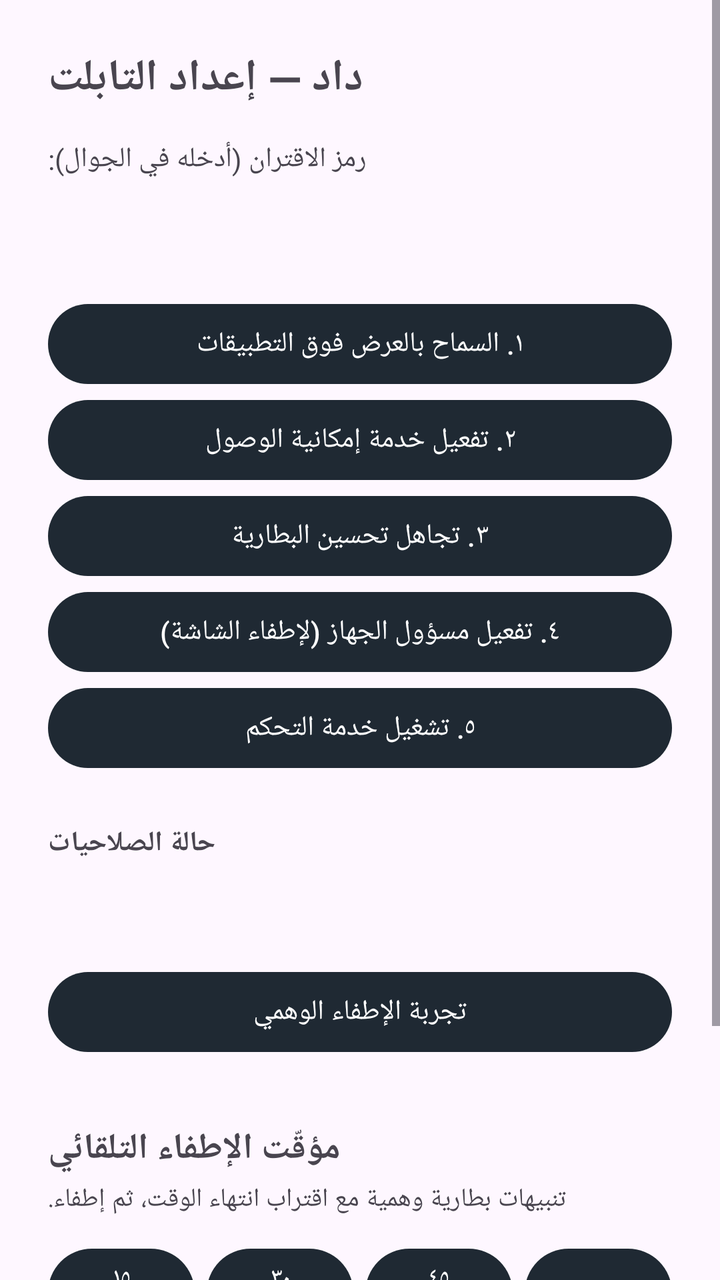
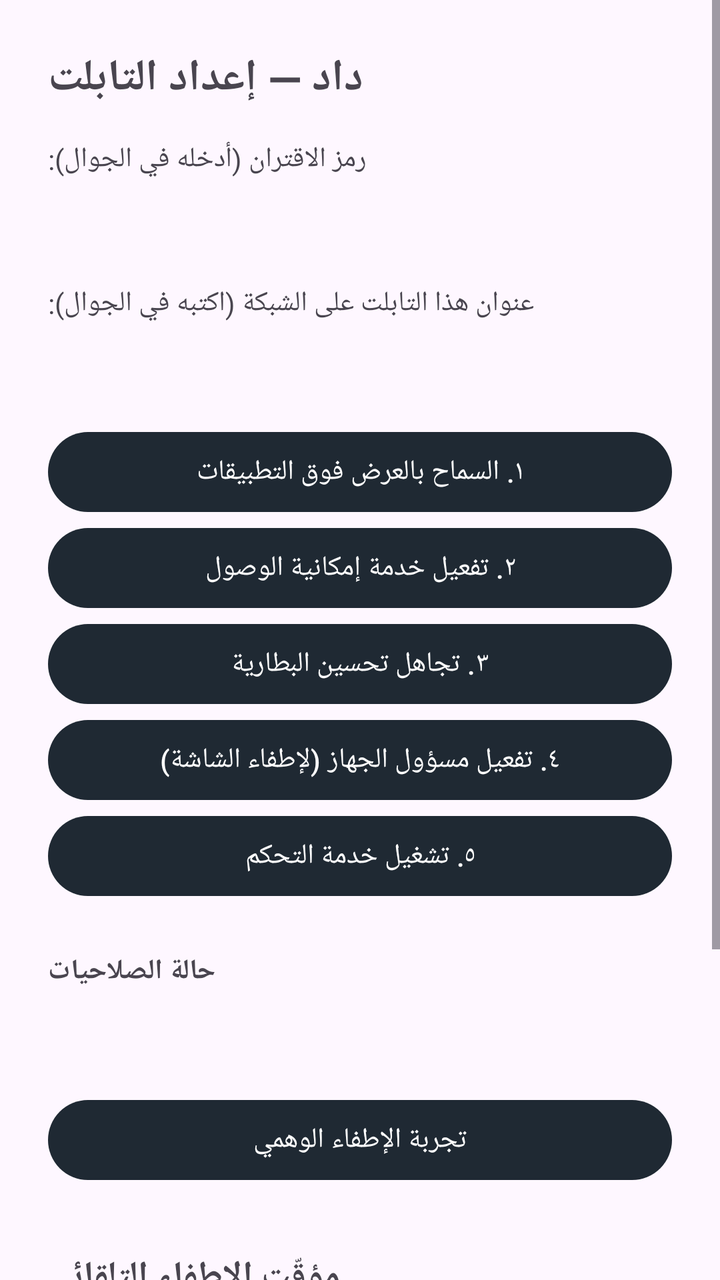

Two renders of the same Android screen: before a commit and after it. Below are the layout's source before the change and the commit's diff.
<!-- AndroidManifest.xml: application theme Theme.Dad -->
<!-- res/layout/activity_main.xml -->
<?xml version="1.0" encoding="utf-8"?>
<ScrollView xmlns:android="http://schemas.android.com/apk/res/android"
    android:layout_width="match_parent"
    android:layout_height="match_parent"
    android:fillViewport="true">

    <LinearLayout
        android:layout_width="match_parent"
        android:layout_height="wrap_content"
        android:orientation="vertical"
        android:padding="24dp">

        <TextView
            android:layout_width="wrap_content"
            android:layout_height="wrap_content"
            android:text="@string/setup_title"
            android:textSize="22sp"
            android:textStyle="bold"
            android:paddingBottom="16dp" />

        <TextView
            android:layout_width="wrap_content"
            android:layout_height="wrap_content"
            android:text="@string/pairing_token_label" />

        <TextView
            android:id="@+id/tokenValue"
            android:layout_width="wrap_content"
            android:layout_height="wrap_content"
            android:textSize="20sp"
            android:textStyle="bold"
            android:textColor="@color/dad_accent"
            android:paddingVertical="8dp" />

        <Button android:id="@+id/btnOverlay"
            android:layout_width="match_parent" android:layout_height="wrap_content"
            android:layout_marginTop="16dp" android:text="@string/btn_overlay" />
        <Button android:id="@+id/btnAccessibility"
            android:layout_width="match_parent" android:layout_height="wrap_content"
            android:text="@string/btn_accessibility" />
        <Button android:id="@+id/btnBattery"
            android:layout_width="match_parent" android:layout_height="wrap_content"
            android:text="@string/btn_battery" />
        <Button android:id="@+id/btnDeviceAdmin"
            android:layout_width="match_parent" android:layout_height="wrap_content"
            android:text="@string/btn_device_admin" />
        <Button android:id="@+id/btnStart"
            android:layout_width="match_parent" android:layout_height="wrap_content"
            android:text="@string/btn_start" />

        <TextView
            android:layout_width="wrap_content"
            android:layout_height="wrap_content"
            android:text="@string/status_label"
            android:textStyle="bold"
            android:paddingTop="24dp" />
        <TextView
            android:id="@+id/statusValue"
            android:layout_width="wrap_content"
            android:layout_height="wrap_content"
            android:lineSpacingMultiplier="1.3"
            android:paddingTop="8dp" />

        <Button android:id="@+id/btnTestLock"
            android:layout_width="match_parent" android:layout_height="wrap_content"
            android:layout_marginTop="24dp" android:text="@string/btn_test_lock" />

        
        <TextView
            android:layout_width="wrap_content"
            android:layout_height="wrap_content"
            android:text="@string/timer_section"
            android:textSize="18sp"
            android:textStyle="bold"
            android:paddingTop="32dp" />

        <TextView
            android:layout_width="wrap_content"
            android:layout_height="wrap_content"
            android:text="@string/timer_hint"
            android:textSize="13sp"
            android:paddingTop="4dp"
            android:paddingBottom="12dp" />

        <LinearLayout
            android:layout_width="match_parent"
            android:layout_height="wrap_content"
            android:orientation="horizontal"
            android:baselineAligned="false">
            <Button android:id="@+id/btnMin15"
                android:layout_width="0dp" android:layout_height="52dp"
                android:layout_weight="1" android:layout_marginEnd="6dp"
                android:text="@string/min_15" android:textSize="13sp" />
            <Button android:id="@+id/btnMin30"
                android:layout_width="0dp" android:layout_height="52dp"
                android:layout_weight="1" android:layout_marginEnd="6dp"
                android:text="@string/min_30" android:textSize="13sp" />
            <Button android:id="@+id/btnMin45"
                android:layout_width="0dp" android:layout_height="52dp"
                android:layout_weight="1" android:layout_marginEnd="6dp"
                android:text="@string/min_45" android:textSize="13sp" />
            <Button android:id="@+id/btnMin60"
                android:layout_width="0dp" android:layout_height="52dp"
                android:layout_weight="1"
                android:text="@string/min_60" android:textSize="13sp" />
        </LinearLayout>

        <LinearLayout
            android:layout_width="match_parent"
            android:layout_height="wrap_content"
            android:orientation="horizontal"
            android:baselineAligned="false"
            android:layout_marginTop="12dp">
            <Button android:id="@+id/btnStartTimer"
                android:layout_width="0dp" android:layout_height="56dp"
                android:layout_weight="2" android:layout_marginEnd="10dp"
                android:text="@string/start_timer" />
            <Button android:id="@+id/btnCancelTimer"
                android:layout_width="0dp" android:layout_height="56dp"
                android:layout_weight="1"
                android:text="@string/cancel_timer" />
        </LinearLayout>

        <TextView
            android:id="@+id/timerText"
            android:layout_width="match_parent"
            android:layout_height="wrap_content"
            android:text="@string/timer_idle"
            android:textSize="15sp"
            android:gravity="center"
            android:paddingTop="14dp" />
    </LinearLayout>
</ScrollView>
<!-- resources referenced by this layout -->
<resources>
  <color name="dad_accent">#3DDC84</color>
  <string name="btn_accessibility">٢. تفعيل خدمة إمكانية الوصول</string>
  <string name="btn_battery">٣. تجاهل تحسين البطارية</string>
  <string name="btn_device_admin">٤. تفعيل مسؤول الجهاز (لإطفاء الشاشة)</string>
  <string name="btn_overlay">١. السماح بالعرض فوق التطبيقات</string>
  <string name="btn_start">٥. تشغيل خدمة التحكم</string>
  <string name="btn_test_lock">تجربة الإطفاء الوهمي</string>
  <string name="cancel_timer">إلغاء</string>
  <string name="min_15">١٥ دقيقة</string>
  <string name="min_30">٣٠ دقيقة</string>
  <string name="min_45">٤٥ دقيقة</string>
  <string name="min_60">ساعة</string>
  <string name="pairing_token_label">رمز الاقتران (أدخله في الجوال):</string>
  <string name="setup_title">داد — إعداد التابلت</string>
  <string name="start_timer">ابدأ المؤقت</string>
  <string name="status_label">حالة الصلاحيات</string>
  <string name="timer_hint">تنبيهات بطارية وهمية مع اقتراب انتهاء الوقت، ثم إطفاء.</string>
  <string name="timer_idle">لا يوجد مؤقت شغّال</string>
  <string name="timer_section">مؤقّت الإطفاء التلقائي</string>
  <style name="Theme.Dad" parent="Theme.Material3.DayNight.NoActionBar">
          <item name="colorPrimary">@color/dad_primary</item>
          <item name="android:statusBarColor">@color/dad_primary</item>
      </style>
  <color name="dad_primary">#1F2933</color>
</resources>

<!-- the commit's change to res/layout/activity_main.xml (unified diff, before → after) -->
@@ -31,6 +31,21 @@
             android:textStyle="bold"
             android:textColor="@color/dad_accent"
             android:paddingVertical="8dp" />
+
+        <TextView
+            android:layout_width="wrap_content"
+            android:layout_height="wrap_content"
+            android:text="@string/ip_label"
+            android:paddingTop="10dp" />
+
+        <TextView
+            android:id="@+id/ipValue"
+            android:layout_width="wrap_content"
+            android:layout_height="wrap_content"
+            android:textSize="20sp"
+            android:textStyle="bold"
+            android:textColor="@color/dad_accent"
+            android:paddingVertical="4dp" />
 
         <Button android:id="@+id/btnOverlay"
             android:layout_width="match_parent" android:layout_height="wrap_content"
<!-- resource entries referenced after the edit -->
@@ -8,6 +8,7 @@
   <string name="btn_start">٥. تشغيل خدمة التحكم</string>
   <string name="btn_test_lock">تجربة الإطفاء الوهمي</string>
   <string name="cancel_timer">إلغاء</string>
+  <string name="ip_label">عنوان هذا التابلت على الشبكة (اكتبه في الجوال):</string>
   <string name="min_15">١٥ دقيقة</string>
   <string name="min_30">٣٠ دقيقة</string>
   <string name="min_45">٤٥ دقيقة</string>
